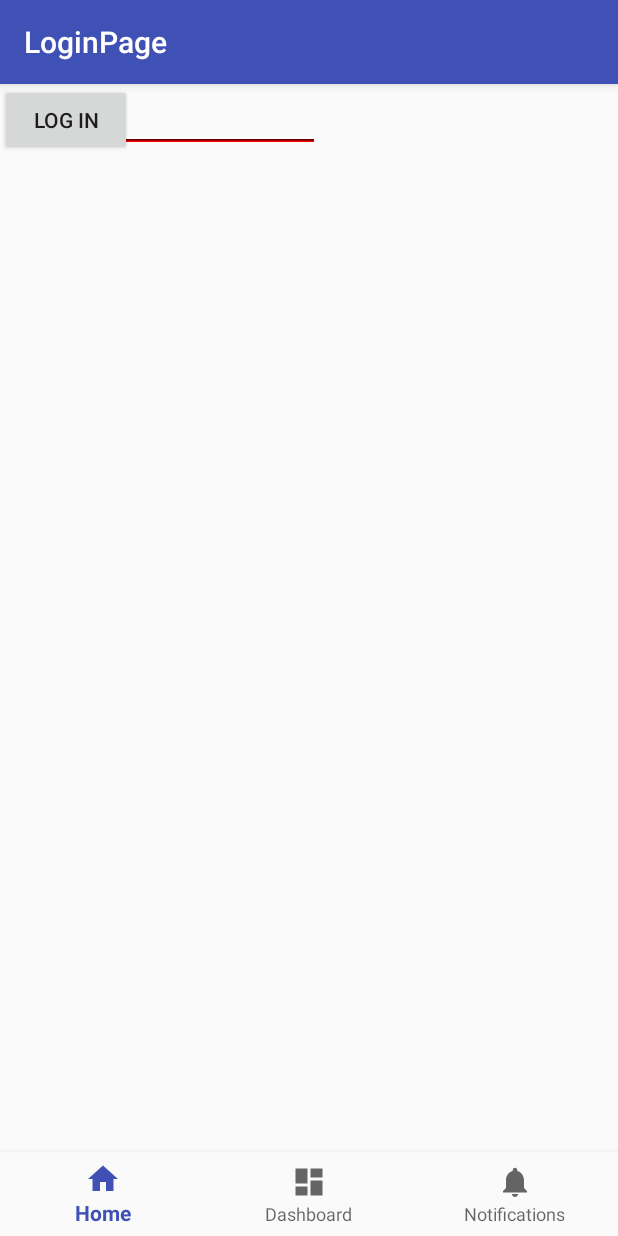
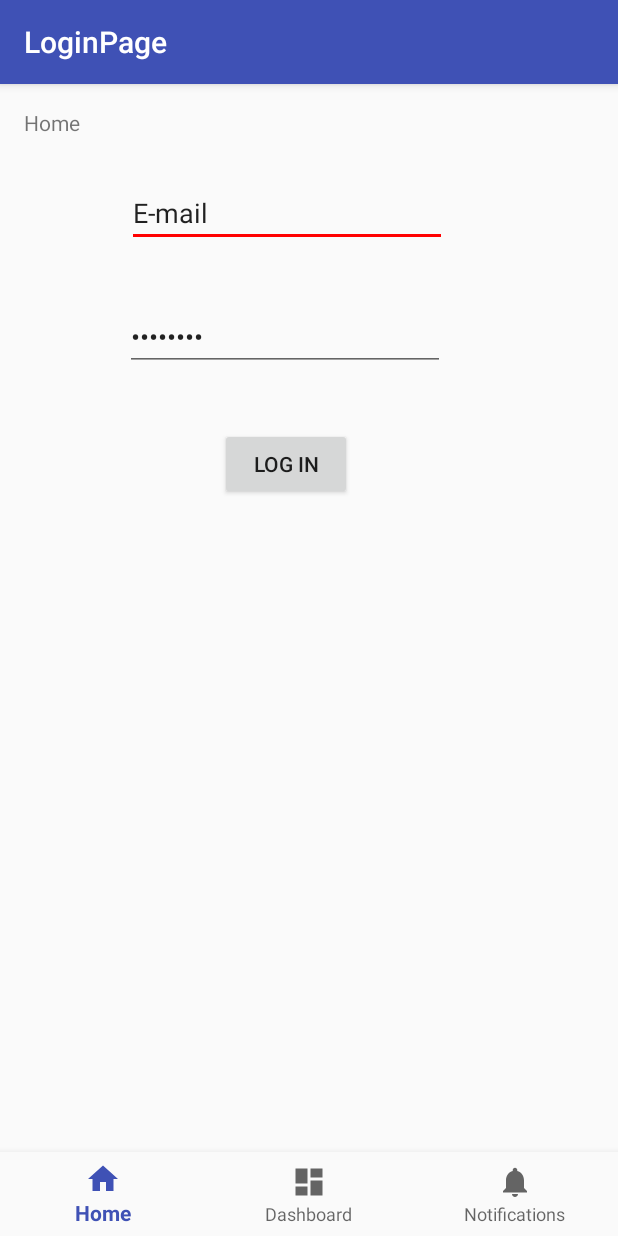
Before and after one commit to lukakralj/DragonHunt, an Android app: the LoginPage screen opened directly, with no data from a screen before it, on a phone screen of 412 x 824 dp. Run offline under Robolectric (Android 15) with nearby library versions, the phone set to English and light mode, and no system bars.

Commit message:
Add constraints to login page

```diff
--- a/app/src/main/res/layout/activity_login_page.xml
+++ b/app/src/main/res/layout/activity_login_page.xml
@@ -12,7 +12,6 @@
         android:layout_width="wrap_content"
         android:layout_height="wrap_content"
         android:layout_marginLeft="@dimen/activity_horizontal_margin"
-        android:layout_marginStart="@dimen/activity_horizontal_margin"
         android:layout_marginTop="@dimen/activity_vertical_margin"
         android:text="@string/title_home"
         app:layout_constraintLeft_toLeftOf="parent"
@@ -22,8 +21,6 @@
         android:id="@+id/navigation"
         android:layout_width="0dp"
         android:layout_height="wrap_content"
-        android:layout_marginEnd="0dp"
-        android:layout_marginStart="0dp"
         android:background="?android:attr/windowBackground"
         app:layout_constraintBottom_toBottomOf="parent"
         app:layout_constraintLeft_toLeftOf="parent"
@@ -34,28 +31,40 @@
         android:id="@+id/editText5"
         android:layout_width="wrap_content"
         android:layout_height="wrap_content"
+        android:layout_marginLeft="31dp"
+        android:layout_marginStart="31dp"
+        android:layout_marginTop="28dp"
         android:ems="10"
         android:inputType="textEmailAddress"
         android:text="E-mail"
-        tools:layout_editor_absoluteX="84dp"
-        tools:layout_editor_absoluteY="63dp" />
+        app:layout_constraintStart_toEndOf="@+id/message"
+        app:layout_constraintTop_toBottomOf="@+id/message" />
 
     <EditText
         android:id="@+id/editText6"
         android:layout_width="wrap_content"
         android:layout_height="wrap_content"
+        android:layout_marginEnd="1dp"
+        android:layout_marginRight="1dp"
+        android:layout_marginTop="37dp"
         android:ems="10"
         android:inputType="textPassword"
         android:text="Password"
-        tools:layout_editor_absoluteX="83dp"
-        tools:layout_editor_absoluteY="146dp" />
+        app:layout_constraintEnd_toEndOf="@+id/editText5"
+        app:layout_constraintTop_toBottomOf="@+id/editText5" />
 
     <Button
         android:id="@+id/button3"
         android:layout_width="wrap_content"
         android:layout_height="wrap_content"
+        android:layout_marginEnd="63dp"
+        android:layout_marginLeft="63dp"
+        android:layout_marginRight="63dp"
+        android:layout_marginStart="63dp"
+        android:layout_marginTop="38dp"
         android:text="Log in"
-        tools:layout_editor_absoluteX="147dp"
-        tools:layout_editor_absoluteY="230dp" />
+        app:layout_constraintEnd_toEndOf="@+id/editText6"
+        app:layout_constraintStart_toStartOf="@+id/editText5"
+        app:layout_constraintTop_toBottomOf="@+id/editText6" />
 
 </android.support.constraint.ConstraintLayout>
```
